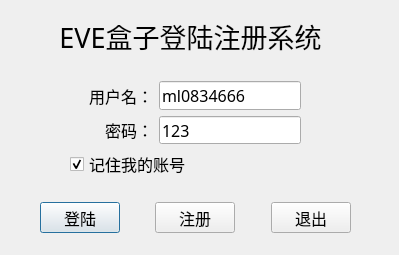
First picture: the form in C++/QT_EVE_Box/sign_in.ui, repository juzhijian/Programming.practice, before the edit.
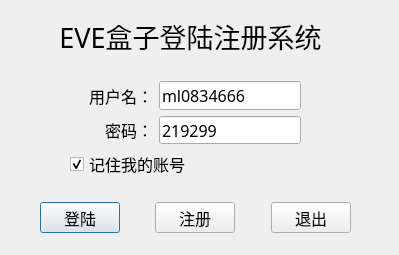
Second picture: the form after the edit. Icons and pictures are not drawn.

The edit to the form file:
```diff
--- a/C++/QT_EVE_Box/sign_in.ui
+++ b/C++/QT_EVE_Box/sign_in.ui
@@ -276,7 +276,7 @@
          </font>
         </property>
         <property name="text">
-         <string>123</string>
+         <string>219299</string>
         </property>
         <property name="alignment">
          <set>Qt::AlignLeading|Qt::AlignLeft|Qt::AlignVCenter</set>
```
